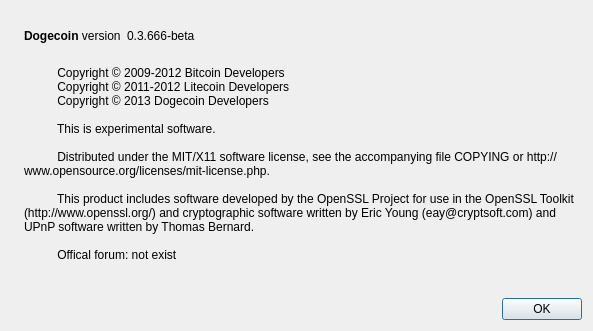
dogecoin/dogecoin, file src/qt/forms/aboutdialog.ui: the form before one commit.
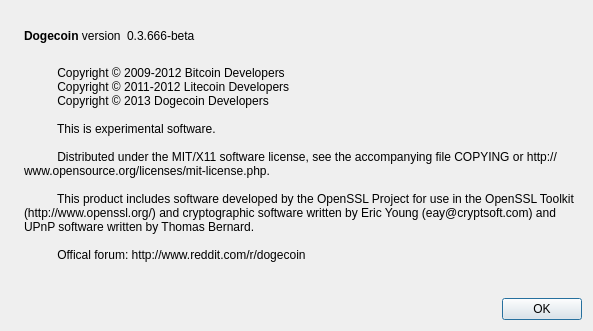
The form after the commit. Icons and pictures are not drawn.

Diff of the .ui file:
```diff
--- a/src/qt/forms/aboutdialog.ui
+++ b/src/qt/forms/aboutdialog.ui
@@ -105,7 +105,7 @@
 
           This product includes software developed by the OpenSSL Project for use in the OpenSSL Toolkit (http://www.openssl.org/) and cryptographic software written by Eric Young (eay@cryptsoft.com) and UPnP software written by Thomas Bernard.
 
-          Offical forum: not exist
+          Offical forum: http://www.reddit.com/r/dogecoin
         </string>
        </property>
        <property name="wordWrap">
```
